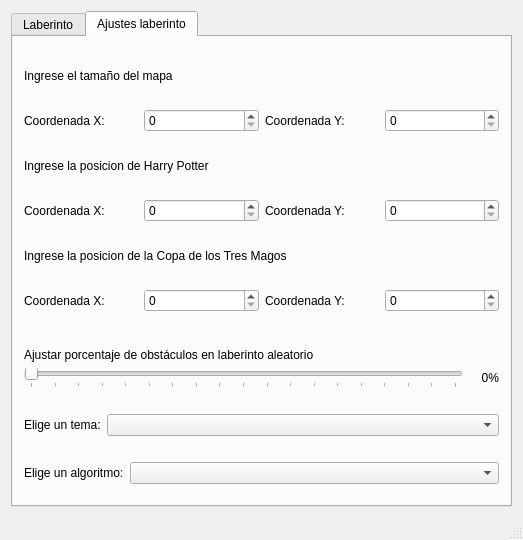
First picture: the form in Implementación Gráfica 1/hp_mdl/ventanaprincipal.ui, repository Rafaherrero/ia, before the edit.
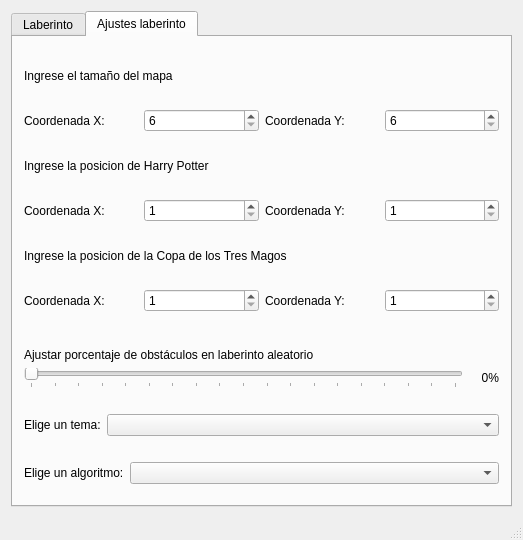
Second picture: the form after the edit.

Commit message: Cambiada la interfaz gráfica. Totalamente funcional. Añadiendo nuevos algoritmos

```diff
--- a/Implementación Gráfica 1/hp_mdl/ventanaprincipal.ui
+++ b/Implementación Gráfica 1/hp_mdl/ventanaprincipal.ui
@@ -346,7 +346,17 @@
                  </widget>
                 </item>
                 <item>
-                 <widget class="QSpinBox" name="spinBox"/>
+                 <widget class="QSpinBox" name="tam_mapa_x">
+                  <property name="minimum">
+                   <number>6</number>
+                  </property>
+                  <property name="maximum">
+                   <number>150</number>
+                  </property>
+                  <property name="value">
+                   <number>6</number>
+                  </property>
+                 </widget>
                 </item>
                 <item>
                  <widget class="QLabel" name="label_7">
@@ -356,7 +366,14 @@
                  </widget>
                 </item>
                 <item>
-                 <widget class="QSpinBox" name="spinBox_2"/>
+                 <widget class="QSpinBox" name="tam_mapa_y">
+                  <property name="minimum">
+                   <number>6</number>
+                  </property>
+                  <property name="maximum">
+                   <number>150</number>
+                  </property>
+                 </widget>
                 </item>
                </layout>
               </item>
@@ -381,7 +398,11 @@
                  </widget>
                 </item>
                 <item>
-                 <widget class="QSpinBox" name="spinBox_3"/>
+                 <widget class="QSpinBox" name="pos_harry_x">
+                  <property name="minimum">
+                   <number>1</number>
+                  </property>
+                 </widget>
                 </item>
                 <item>
                  <widget class="QLabel" name="label_10">
@@ -391,7 +412,11 @@
                  </widget>
                 </item>
                 <item>
-                 <widget class="QSpinBox" name="spinBox_4"/>
+                 <widget class="QSpinBox" name="pos_harry_y">
+                  <property name="minimum">
+                   <number>1</number>
+                  </property>
+                 </widget>
                 </item>
                </layout>
               </item>
@@ -416,7 +441,14 @@
                  </widget>
                 </item>
                 <item>
-                 <widget class="QSpinBox" name="spinBox_5"/>
+                 <widget class="QSpinBox" name="pos_copa_x">
+                  <property name="minimum">
+                   <number>1</number>
+                  </property>
+                  <property name="maximum">
+                   <number>4</number>
+                  </property>
+                 </widget>
                 </item>
                 <item>
                  <widget class="QLabel" name="label_13">
@@ -426,7 +458,14 @@
                  </widget>
                 </item>
                 <item>
-                 <widget class="QSpinBox" name="spinBox_6"/>
+                 <widget class="QSpinBox" name="pos_copa_y">
+                  <property name="minimum">
+                   <number>1</number>
+                  </property>
+                  <property name="maximum">
+                   <number>4</number>
+                  </property>
+                 </widget>
                 </item>
                </layout>
               </item>
```
Left out of the diff: 2 changed lines with no effect on the pictures. The commit also changes 6 other files.
